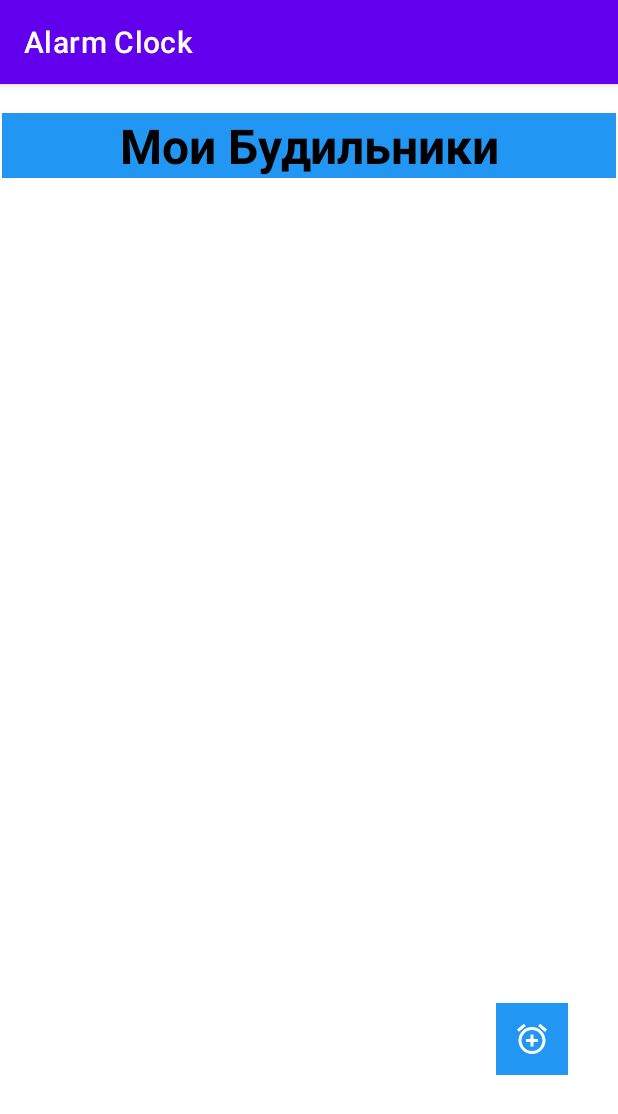
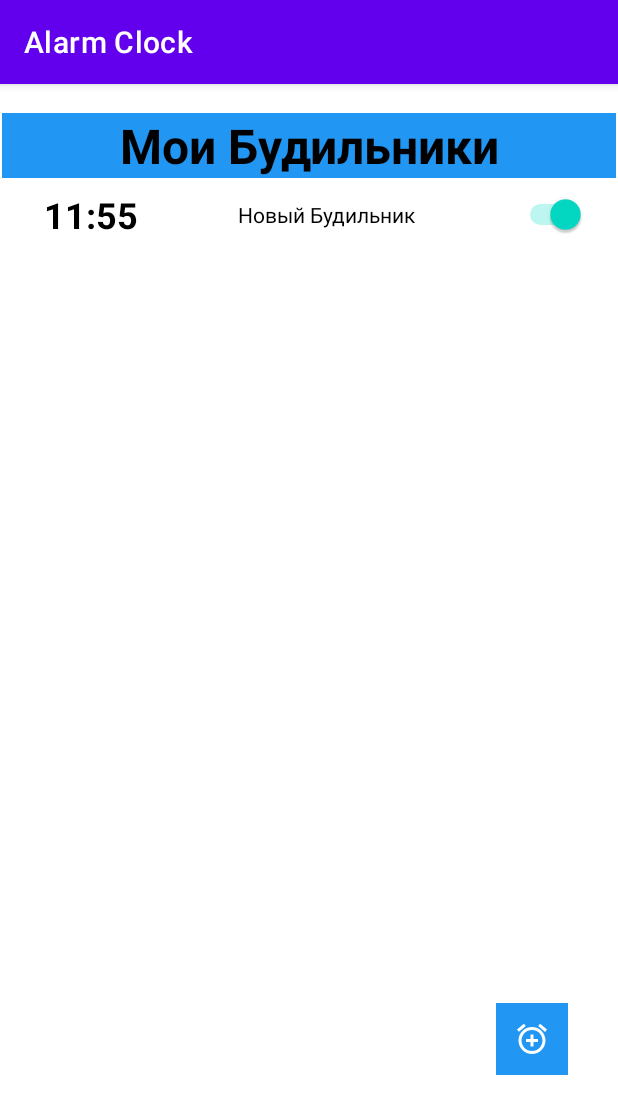
Before and after one commit to fedorov-andrii-andriiovych/Alarm-Clock-XML, an Android app: the screen it shows after launch (MainActivity), on a phone screen of 412 x 824 dp. Shown: the top 1114 px of the screen. Run offline under Robolectric (Android 15) with nearby library versions, the phone set to English and light mode, and no system bars; our stand-ins replace Room's generated code.

Commit message:
add adapterMain

```diff
--- a/app/src/main/java/com/fedorov/andrii/andriiovych/alarmclock/adapters/MainAdapter.kt
+++ b/app/src/main/java/com/fedorov/andrii/andriiovych/alarmclock/adapters/MainAdapter.kt
@@ -1,4 +1,62 @@
 package com.fedorov.andrii.andriiovych.alarmclock.adapters
 
-class MainAdapter {
+import android.view.LayoutInflater
+import android.view.View
+import android.view.ViewGroup
+import androidx.recyclerview.widget.RecyclerView
+import com.fedorov.andrii.andriiovych.alarmclock.data.AlarmModel
+import com.fedorov.andrii.andriiovych.alarmclock.databinding.ItemAlarmBinding
+
+interface AlarmActionListener {
+    fun onAlarmDelete(alarmModel: AlarmModel)
 }
+
+class MainAdapter(private val alarmActionListener: AlarmActionListener) :
+    RecyclerView.Adapter<MainAdapter.MainViewHolder>(), View.OnClickListener {
+
+    class MainViewHolder(val binding: ItemAlarmBinding) : RecyclerView.ViewHolder(binding.root)
+
+    override fun onClick(v: View) {
+        val alarmModel = v.tag as AlarmModel
+        when (v.id) {
+//            R.id.deleteCityButton -> {
+//                cityActionListener.onCityDelete(city)
+//            }
+//            else -> {
+//                cityActionListener.onCityDetails(city)
+//            }
+        }
+    }
+
+    var alarmModels = mutableListOf<AlarmModel>()
+
+    fun submitList(newData: List<AlarmModel>) {
+        alarmModels.clear()
+        alarmModels.addAll(newData)
+        notifyDataSetChanged()
+    }
+
+
+    override fun getItemCount(): Int = alarmModels.size
+
+    override fun onCreateViewHolder(parent: ViewGroup, viewType: Int): MainViewHolder {
+        val inflater = LayoutInflater.from(parent.context)
+        val binding = ItemAlarmBinding.inflate(inflater, parent, false)
+
+        binding.root.setOnClickListener(this)
+        //  binding.deleteCityButton.setOnClickListener(this)
+        return MainViewHolder(binding)
+    }
+
+    override fun onBindViewHolder(holder: MainViewHolder, position: Int) {
+        val alarm = alarmModels[position]
+        with(holder.binding) {
+            holder.itemView.tag = alarm
+            //  deleteCityButton.tag = alarm
+            timeTextView.text = alarm.time
+            descriptionTextView.text = alarm.description
+            switchIsChecked.isChecked = alarm.isChecked
+        }
+    }
+
+}
--- a/app/src/main/java/com/fedorov/andrii/andriiovych/alarmclock/data/AlarmModel.kt
+++ b/app/src/main/java/com/fedorov/andrii/andriiovych/alarmclock/data/AlarmModel.kt
@@ -7,6 +7,8 @@ import androidx.room.PrimaryKey
 @Entity
 data class AlarmModel(
     @PrimaryKey(autoGenerate = true) val id: Int = 0,
-    var time: String
+    var time: String,
+    val description:String,
+    val isChecked:Boolean
 ) {
 }
--- a/app/src/main/java/com/fedorov/andrii/andriiovych/alarmclock/fragments/MainFragment.kt
+++ b/app/src/main/java/com/fedorov/andrii/andriiovych/alarmclock/fragments/MainFragment.kt
@@ -1,29 +1,49 @@
 package com.fedorov.andrii.andriiovych.alarmclock.fragments
 
 import android.os.Bundle
-import androidx.fragment.app.Fragment
 import android.view.LayoutInflater
 import android.view.View
 import android.view.ViewGroup
+import androidx.fragment.app.Fragment
+import androidx.lifecycle.ViewModelProvider
+import androidx.recyclerview.widget.LinearLayoutManager
 import com.fedorov.andrii.andriiovych.alarmclock.MainActivity
-import com.fedorov.andrii.andriiovych.alarmclock.R
-import com.fedorov.andrii.andriiovych.alarmclock.databinding.ActivityMainBinding
+import com.fedorov.andrii.andriiovych.alarmclock.adapters.AlarmActionListener
+import com.fedorov.andrii.andriiovych.alarmclock.adapters.MainAdapter
+import com.fedorov.andrii.andriiovych.alarmclock.data.AlarmModel
 import com.fedorov.andrii.andriiovych.alarmclock.databinding.FragmentMainBinding
+import com.fedorov.andrii.andriiovych.alarmclock.viewmodels.MainViewModel
+import com.fedorov.andrii.andriiovych.alarmclock.viewmodels.MainViewModelModelFactory
 
 
 class MainFragment : Fragment() {
-    lateinit var binding:FragmentMainBinding
+    lateinit var adapter: MainAdapter
+    lateinit var viewModel: MainViewModel
+    lateinit var binding: FragmentMainBinding
     override fun onCreateView(
         inflater: LayoutInflater, container: ViewGroup?,
         savedInstanceState: Bundle?
     ): View {
-        binding = FragmentMainBinding.inflate(inflater,container,false)
+        viewModel = ViewModelProvider(this, MainViewModelModelFactory())[MainViewModel::class.java]
+        binding = FragmentMainBinding.inflate(inflater, container, false)
+
+        adapter = MainAdapter(object : AlarmActionListener {
+            override fun onAlarmDelete(alarmModel: AlarmModel) {
+                TODO("Not yet implemented")
+            }
+        })
+        val layoutManager = LinearLayoutManager(activity)
+        binding.rcView.layoutManager = layoutManager
+        binding.rcView.adapter = adapter
         return binding.root
     }
 
     override fun onViewCreated(view: View, savedInstanceState: Bundle?) {
         super.onViewCreated(view, savedInstanceState)
         binding.addAlarmButton.setOnClickListener { addAlarm() }
+        viewModel.getAll().observe(viewLifecycleOwner) { list ->
+            adapter.submitList(list)
+        }
     }
 
     private fun addAlarm() {
--- a/app/src/main/java/com/fedorov/andrii/andriiovych/alarmclock/viewmodels/MainViewModel.kt
+++ b/app/src/main/java/com/fedorov/andrii/andriiovych/alarmclock/viewmodels/MainViewModel.kt
@@ -24,6 +24,10 @@ class MainViewModelModelFactory(
 class MainViewModel(private val databaseRepository: DatabaseRepository = DatabaseRepository()) :
     ViewModel() {
 
+    init {
+        insert(AlarmModel(time = "11:55", description = "Новый Будильник", isChecked = true))
+    }
+
     fun getAll(): LiveData<List<AlarmModel>> {
         return databaseRepository.getAll()
     }
--- a/app/src/main/res/layout/item_alarm.xml
+++ b/app/src/main/res/layout/item_alarm.xml
@@ -7,7 +7,7 @@
     android:layout_height="wrap_content">
 
     <TextView
-        android:id="@+id/textView2"
+        android:id="@+id/timeTextView"
         android:layout_width="wrap_content"
         android:layout_height="wrap_content"
         android:layout_marginStart="24dp"
@@ -18,30 +18,29 @@
         android:textSize="24sp"
         android:textStyle="bold"
         app:layout_constraintBottom_toBottomOf="parent"
-        app:layout_constraintEnd_toStartOf="@+id/textView3"
+        app:layout_constraintEnd_toStartOf="@+id/descriptionTextView"
         app:layout_constraintStart_toStartOf="parent"
         app:layout_constraintTop_toTopOf="parent" />
 
     <TextView
-        android:id="@+id/textView3"
+        android:id="@+id/descriptionTextView"
         android:layout_width="0dp"
         android:layout_height="wrap_content"
         android:gravity="center"
         android:text="Новый будильник"
         android:textColor="@color/black"
-        app:layout_constraintBottom_toBottomOf="@+id/textView2"
-        app:layout_constraintEnd_toStartOf="@+id/switch1"
-        app:layout_constraintStart_toEndOf="@+id/textView2"
-        app:layout_constraintTop_toTopOf="@+id/textView2" />
+        app:layout_constraintBottom_toBottomOf="@+id/timeTextView"
+        app:layout_constraintEnd_toStartOf="@+id/switchIsChecked"
+        app:layout_constraintStart_toEndOf="@+id/timeTextView"
+        app:layout_constraintTop_toTopOf="@+id/timeTextView" />
 
     <Switch
-        android:id="@+id/switch1"
+        android:id="@+id/switchIsChecked"
         android:layout_width="wrap_content"
         android:layout_height="wrap_content"
         android:layout_marginEnd="16dp"
-        android:checked="true"
-        app:layout_constraintBaseline_toBaselineOf="@+id/textView3"
+        app:layout_constraintBaseline_toBaselineOf="@+id/descriptionTextView"
         app:layout_constraintEnd_toEndOf="parent"
-        app:layout_constraintStart_toEndOf="@+id/textView3" />
+        app:layout_constraintStart_toEndOf="@+id/descriptionTextView" />
 
 </androidx.constraintlayout.widget.ConstraintLayout>
```
